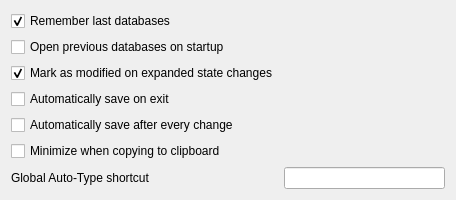
Old version of the form src/gui/SettingsWidgetGeneral.ui in the repository keepassx/keepassx.
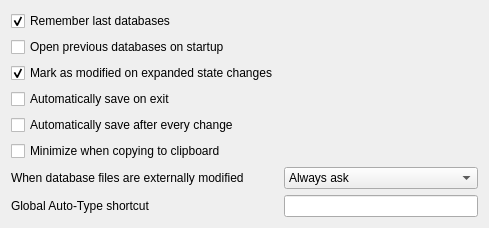
New version of the form. Custom widgets are drawn as their Qt base class.

Commit message:
Detect background changes to database file.
This gives the option to reload the database.
A setting is available to let the program automatically reload the
database if there is no change, always ignore, or always ask what to do.

The edit to the form file:
```diff
--- a/src/gui/SettingsWidgetGeneral.ui
+++ b/src/gui/SettingsWidgetGeneral.ui
@@ -6,8 +6,8 @@
    <rect>
     <x>0</x>
     <y>0</y>
-    <width>456</width>
-    <height>185</height>
+    <width>481</width>
+    <height>228</height>
    </rect>
   </property>
   <layout class="QFormLayout" name="formLayout">
@@ -45,14 +45,14 @@
      </property>
     </widget>
    </item>
-   <item row="6" column="0">
+   <item row="7" column="0">
     <widget class="QLabel" name="label">
      <property name="text">
       <string>Global Auto-Type shortcut</string>
      </property>
     </widget>
    </item>
-   <item row="6" column="1">
+   <item row="7" column="1">
     <widget class="ShortcutWidget" name="autoTypeShortcutWidget"/>
    </item>
    <item row="1" column="0">
@@ -69,6 +69,32 @@
      </property>
     </widget>
    </item>
+   <item row="6" column="0">
+    <widget class="QLabel" name="label_2">
+     <property name="text">
+      <string>When database files are externally modified</string>
+     </property>
+    </widget>
+   </item>
+   <item row="6" column="1">
+    <widget class="QComboBox" name="reloadBehavior">
+     <item>
+      <property name="text">
+       <string>Always ask</string>
+      </property>
+     </item>
+     <item>
+      <property name="text">
+       <string>Reload unmodified databases</string>
+      </property>
+     </item>
+     <item>
+      <property name="text">
+       <string>Ignore modifications</string>
+      </property>
+     </item>
+    </widget>
+   </item>
   </layout>
  </widget>
  <customwidgets>
```
The commit also changes 12 other files.
